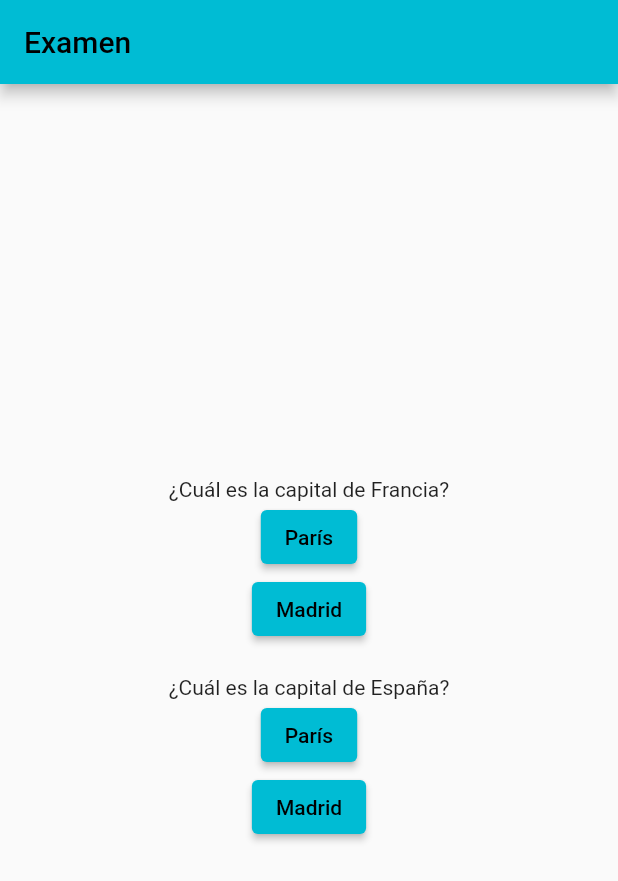
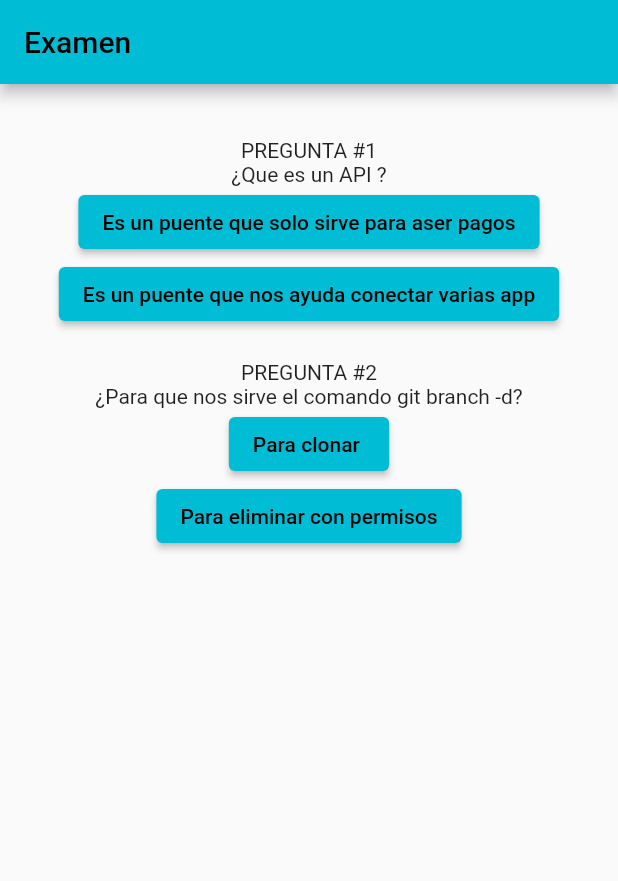
Before and after one commit to Emilioriver/expocision, a Flutter app: the ExamenPage screen opened directly, on a phone screen of 412 x 824 dp. Shown: the top 881 px of the screen. Run offline on Flutter 3.47's test engine with Material 2 defaults, Android fonts, the phone set to English and light mode, and no system bars; our stand-ins replace awesome_dialog.

Commit message:
creacion de preguntas

```diff
--- a/lib/pages/ejemplo2.dart
+++ b/lib/pages/ejemplo2.dart
@@ -47,8 +47,8 @@ class _ExamenPageState extends State<ExamenPage> {
 
     AwesomeDialog(
       context: context,
-      animType: AnimType.SCALE,
-      dialogType: DialogType.INFO,
+       dialogType: DialogType.question,
+      animType: AnimType.topSlide,
       title: titulo,
       desc: mensaje,
       btnOkOnPress: () {},
@@ -66,7 +66,8 @@ class _ExamenPageState extends State<ExamenPage> {
           mainAxisAlignment: MainAxisAlignment.center,
           children: [
             // Pregunta 1
-            Text("¿Cuál es la capital de Francia?"),
+               Text("PREGUNTA #1"),
+              Text("¿Que es un API ?"),
             ElevatedButton(
               onPressed: () {
                 setState(() {
@@ -74,7 +75,7 @@ class _ExamenPageState extends State<ExamenPage> {
                   _evaluarPuntuacion();
                 });
               },
-              child: Text("París"),
+                child: Text("Es un puente que solo sirve para aser pagos"),
             ),
             ElevatedButton(
               onPressed: () {
@@ -82,18 +83,19 @@ class _ExamenPageState extends State<ExamenPage> {
                   _evaluarPuntuacion();
                 });
               },
-              child: Text("Madrid"),
+              child: Text("Es un puente que nos ayuda conectar varias app"),
             ),
             SizedBox(height: 20), // Espacio entre preguntas
             // Pregunta 2
-            Text("¿Cuál es la capital de España?"),
+               Text("PREGUNTA #2"),
+             Text("¿Para que nos sirve el comando git branch -d?"),
             ElevatedButton(
               onPressed: () {
                 setState(() {
                   _evaluarPuntuacion();
                 });
               },
-              child: Text("París"),
+              child: Text("Para clonar "),
             ),
             ElevatedButton(
               onPressed: () {
@@ -102,11 +104,15 @@ class _ExamenPageState extends State<ExamenPage> {
                   _evaluarPuntuacion();
                 });
               },
-              child: Text("Madrid"),
+              child: Text("Para eliminar con permisos"),
             ),
+            SizedBox(height: 420),
           ],
         ),
+
       ),
+
     );
+
   }
 }
```
